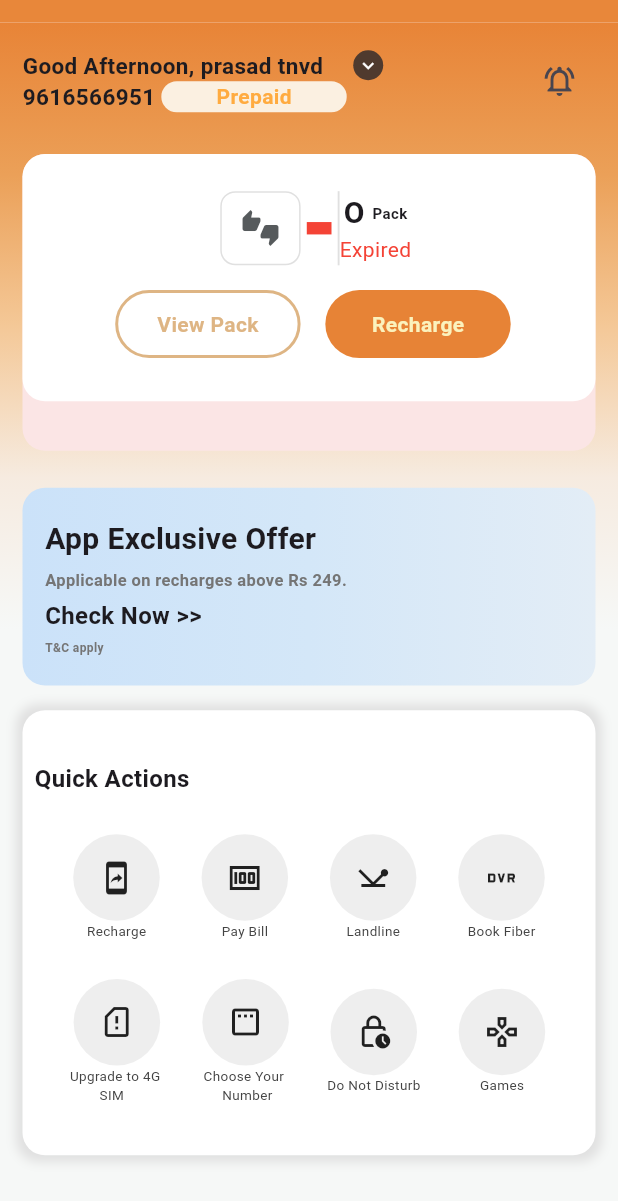
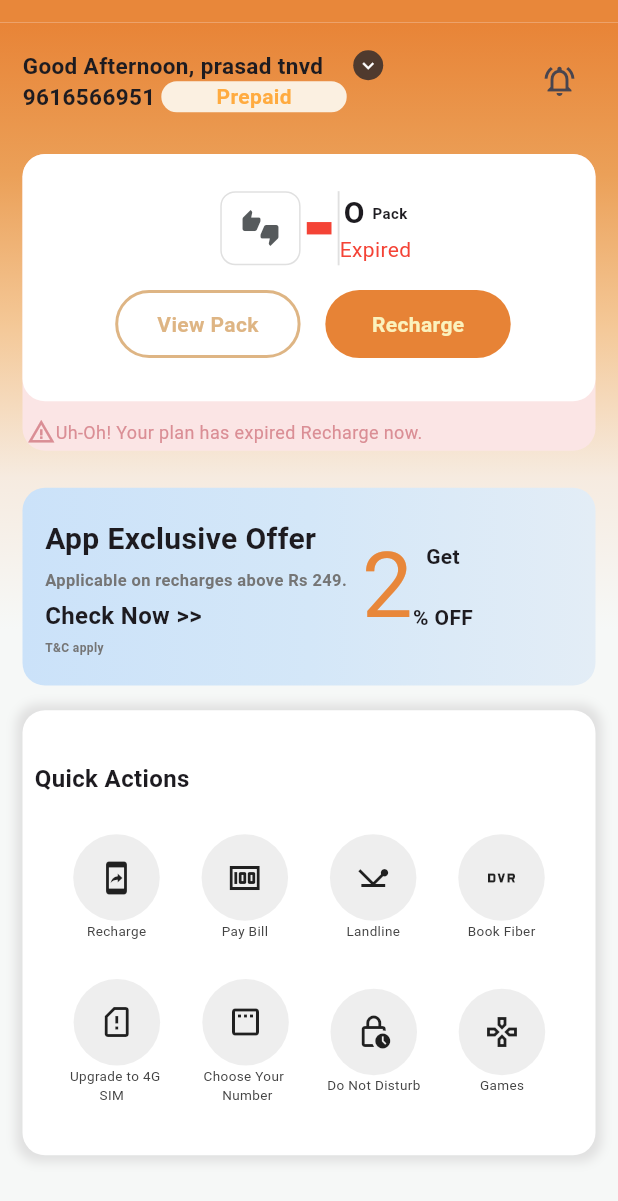
Before and after one commit to rahulvarma07/DriveReadyWeeklyTasks, a Flutter app: the screen it shows after launch, on a phone screen of 412 x 824 dp. Shown: the top 1201 px of the screen. Run offline on Flutter 3.47's test engine with Material 3 defaults, Android fonts, the light colour scheme and no system bars.

Commit message:
Complted Day One Task

```diff
--- a/lib/Pages/taskOnePage.dart
+++ b/lib/Pages/taskOnePage.dart
@@ -46,6 +46,19 @@ class _TaskPageOneState extends State<TaskPageOne> {
                         borderRadius: BorderRadius.all(Radius.circular(15)),
                         color: Color(0xFFfbe5e5),
                       ),
+                      child: Align(
+                        alignment: Alignment.bottomCenter,
+                        child: Padding(
+                          padding: const EdgeInsets.all(3.0),
+                          child: Row(
+                            children: [
+                              Icon(Icons.warning_amber, color: Color(0xFFda8e95), size: 19,),
+                              Text("Uh-Oh! Your plan has expired Recharge now.", style: TextStyle(color: Color(0xFFda8e95), fontSize: 12),),
+                              SizedBox(width: w*0.1,),
+                            ],
+                          ),
+                        ),
+                      ),
                     ),
                     Container(
                       height: h*0.2,
--- a/lib/Widgets/TaskOnePageWidgets/OfferBoardCotainer.dart
+++ b/lib/Widgets/TaskOnePageWidgets/OfferBoardCotainer.dart
@@ -18,6 +18,19 @@ class OfferBoardContainer extends StatelessWidget {
               Text("Check Now >>", style: TextStyle(fontWeight: FontWeight.bold, fontSize: 16),),
               Text("T&C apply", style: TextStyle(fontWeight: FontWeight.w600, fontSize: 8, color: Colors.grey.shade600),),
             ],
+          ),
+          SizedBox(width: 10,),
+          Row(
+            children: [
+              Text("2", style: TextStyle(fontSize: 60, color: Color(0xFFe8873a)),),
+              Column(
+                mainAxisAlignment: MainAxisAlignment.spaceEvenly,
+                children: [
+                  Text("Get", style: TextStyle(fontWeight: FontWeight.bold), ),
+                  Text("% OFF", style: TextStyle(fontWeight: FontWeight.bold))
+                ],
+              )
+            ],
           )
         ],
       ),
```
